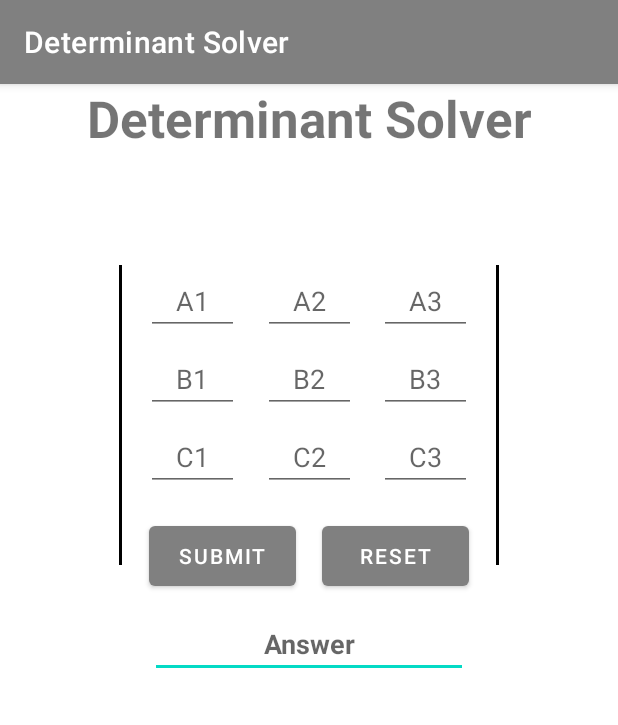
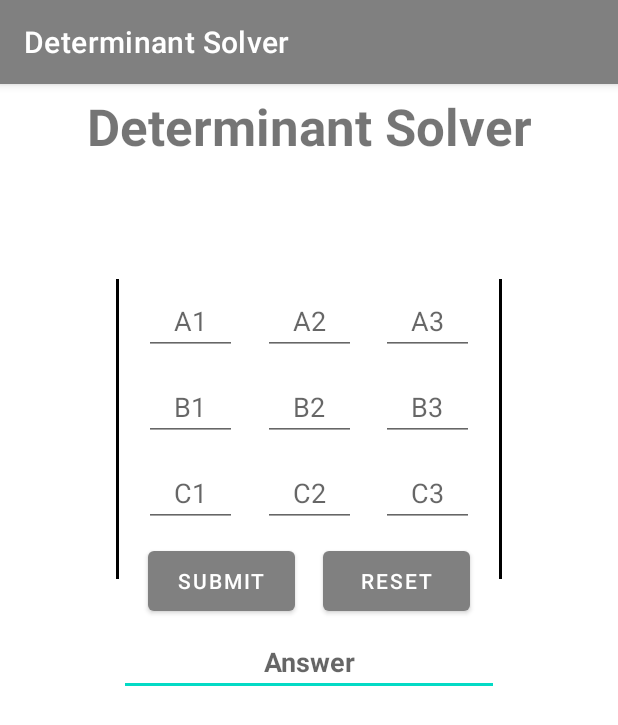
Before and after one commit to Avirup281206/DeterminantSolver, an Android app: the screen it shows after launch (MainActivity), after a tap on "RESET", on a phone screen of 412 x 824 dp. Shown: the top 725 px of the screen. Run offline under Robolectric (Android 15) with nearby library versions, the phone set to English and light mode, and no system bars.

Commit message:
Some code cleanup

```diff
--- a/app/src/main/AndroidManifest.xml
+++ b/app/src/main/AndroidManifest.xml
@@ -13,19 +13,23 @@
         android:supportsRtl="true"
         android:theme="@style/Theme.DeterminantSolver"
         tools:targetApi="31">
+
         <activity
             android:name=".MainActivity"
             android:exported="true"
             android:screenOrientation="portrait"
             tools:ignore="LockedOrientationActivity">
+
             <intent-filter>
                 <action android:name="android.intent.action.MAIN" />
 
                 <category android:name="android.intent.category.LAUNCHER" />
             </intent-filter>
+
         </activity>
 
         <profileable android:shell="true"/>
+
     </application>
 
 </manifest>
--- a/app/src/main/java/com/example/determinantsolver/MainActivity.java
+++ b/app/src/main/java/com/example/determinantsolver/MainActivity.java
@@ -1,6 +1,4 @@
 package com.example.determinantsolver;
-
-import androidx.appcompat.app.AppCompatActivity;
 
 import android.content.res.Configuration;
 import android.os.Bundle;
@@ -9,9 +7,14 @@ import android.view.View;
 import android.widget.EditText;
 import android.widget.TextView;
 
+import androidx.appcompat.app.AppCompatActivity;
+
 import java.util.Objects;
 
 public class MainActivity extends AppCompatActivity {
+
+    private EditText field_a1, field_a2, field_a3, field_b1, field_b2, field_b3, field_c1, field_c2, field_c3, field_answer;
+    private TextView text_solution;
 
     @Override
     protected void onCreate(Bundle savedInstanceState) {
@@ -24,20 +27,22 @@ public class MainActivity extends AppCompatActivity {
         metrics.scaledDensity = configuration.fontScale * metrics.density;
         getBaseContext().getResources().updateConfiguration(configuration, metrics);
         setContentView(R.layout.activity_main);
+        field_a1 = findViewById(R.id.text_a1);
+        field_a2 = findViewById(R.id.text_a2);
+        field_a3 = findViewById(R.id.text_a3);
+        field_b1 = findViewById(R.id.text_b1);
+        field_b2 = findViewById(R.id.text_b2);
+        field_b3 = findViewById(R.id.text_b3);
+        field_c1 = findViewById(R.id.text_c1);
+        field_c2 = findViewById(R.id.text_c2);
+        field_c3 = findViewById(R.id.text_c3);
+        field_answer = findViewById(R.id.text_answer);
+        text_solution = findViewById(R.id.text_solution);
     }
 
     public void solve(View view){
         TextView label_numberFormatException = findViewById(R.id.text_numberFormatException);
         try {
-            EditText field_a1 = findViewById(R.id.text_a1),
-                    field_a2 = findViewById(R.id.text_a2),
-                    field_a3 = findViewById(R.id.text_a3),
-                    field_b1 = findViewById(R.id.text_b1),
-                    field_b2 = findViewById(R.id.text_b2),
-                    field_b3 = findViewById(R.id.text_b3),
-                    field_c1 = findViewById(R.id.text_c1),
-                    field_c2 = findViewById(R.id.text_c2),
-                    field_c3 = findViewById(R.id.text_c3);
             if (Objects.equals(field_a1.getText().toString(), "") || Objects.equals(field_a2.getText().toString(), "") || Objects.equals(field_a3.getText().toString(), "") || Objects.equals(field_b1.getText().toString(), "") || Objects.equals(field_b2.getText().toString(), "") || Objects.equals(field_b3.getText().toString(), "") || Objects.equals(field_c1.getText().toString(), "") || Objects.equals(field_c2.getText().toString(), "") || Objects.equals(field_c3.getText().toString(), ""))
                 return;
             double field_a1_value = Double.parseDouble(field_a1.getText().toString()),
@@ -57,7 +62,6 @@ public class MainActivity extends AppCompatActivity {
 
             String result_string = String.valueOf(Double.valueOf(result));
 
-            EditText field_answer = findViewById(R.id.text_answer);
             field_answer.setText(result_string);
 
             String solution = """
@@ -74,25 +78,15 @@ public class MainActivity extends AppCompatActivity {
                     .replace("$field_c1_value", String.valueOf(field_c1_value))
                     .replace("$field_c2_value", String.valueOf(field_c2_value))
                     .replace("$field_c3_value", String.valueOf(field_c3_value));
-            ((TextView)findViewById(R.id.text_solution)).setText(solution);
+            text_solution.setText(solution);
             label_numberFormatException.setVisibility(View.INVISIBLE);
-        }catch(NumberFormatException e){
-            ((TextView)findViewById(R.id.text_solution)).setText("");
+        }catch(Exception e){
+            text_solution.setText("");
             label_numberFormatException.setVisibility(View.VISIBLE);
         }
     }
 
     public void reset(View view){
-        EditText field_a1 = findViewById(R.id.text_a1),
-                field_a2 = findViewById(R.id.text_a2),
-                field_a3 = findViewById(R.id.text_a3),
-                field_b1 = findViewById(R.id.text_b1),
-                field_b2 = findViewById(R.id.text_b2),
-                field_b3 = findViewById(R.id.text_b3),
-                field_c1 = findViewById(R.id.text_c1),
-                field_c2 = findViewById(R.id.text_c2),
-                field_c3 = findViewById(R.id.text_c3),
-                field_answer = findViewById(R.id.text_answer);
         field_a1.setText("");
         field_a2.setText("");
         field_a3.setText("");
@@ -103,7 +97,7 @@ public class MainActivity extends AppCompatActivity {
         field_c2.setText("");
         field_c3.setText("");
         field_answer.setText("");
+        text_solution.setText("");
         findViewById(R.id.text_numberFormatException).setVisibility(View.INVISIBLE);
-        ((TextView)findViewById(R.id.text_solution)).setText("");
     }
 }
--- a/app/src/main/res/layout/activity_main.xml
+++ b/app/src/main/res/layout/activity_main.xml
@@ -5,6 +5,7 @@
         tools:layout_editor_absoluteX="0dp"
         tools:layout_editor_absoluteY="0dp"
         android:fillViewport="true"
+        android:scrollbars="none"
         xmlns:android="http://schemas.android.com/apk/res/android"
         xmlns:app="http://schemas.android.com/apk/res-auto"
         xmlns:tools="http://schemas.android.com/tools"
@@ -12,45 +13,56 @@
 
         <androidx.constraintlayout.widget.ConstraintLayout
             android:layout_width="match_parent"
-                android:layout_height="match_parent">
+            android:layout_height="wrap_content">
 
                 <TextView
                     android:id="@+id/textView"
                     android:layout_width="match_parent"
                     android:layout_height="wrap_content"
+                    android:layout_marginTop="5dp"
                     android:text="@string/top_label_name"
                     android:textAlignment="center"
                     android:textSize="34sp"
                     android:textStyle="bold"
                     app:layout_constraintEnd_toEndOf="parent"
+                    app:layout_constraintHorizontal_bias="1.0"
                     app:layout_constraintStart_toStartOf="parent"
                     app:layout_constraintTop_toTopOf="parent" />
+
+                <androidx.constraintlayout.widget.ConstraintLayout
+                    android:id="@+id/constraintLayout"
+                    android:layout_width="308dp"
+                    android:layout_height="300dp"
+                    android:layout_marginTop="60dp"
+                    app:layout_constraintEnd_toEndOf="parent"
+                    app:layout_constraintStart_toStartOf="parent"
+                    app:layout_constraintTop_toBottomOf="@+id/textView">
 
                         <View
                             android:id="@+id/view2"
                             android:layout_width="2dp"
                             android:layout_height="200dp"
-                    android:layout_marginTop="75dp"
-                    android:layout_marginEnd="79dp"
+                            android:layout_marginTop="19dp"
+                            android:layout_marginEnd="25dp"
                             android:background="#000000"
                             app:layout_constraintEnd_toEndOf="parent"
-                    app:layout_constraintTop_toBottomOf="@+id/textView" />
+                            app:layout_constraintTop_toTopOf="parent" />
 
                         <View
                             android:id="@+id/view"
                             android:layout_width="2dp"
                             android:layout_height="200dp"
-                    android:layout_marginStart="79dp"
-                    android:layout_marginTop="75dp"
+                            android:layout_marginStart="25dp"
+                            android:layout_marginTop="19dp"
                             android:background="#000000"
                             app:layout_constraintStart_toStartOf="parent"
-                    app:layout_constraintTop_toBottomOf="@+id/textView" />
+                            app:layout_constraintTop_toTopOf="parent" />
 
                         <EditText
                             android:id="@+id/text_a1"
                             android:layout_width="62dp"
                             android:layout_height="42dp"
-                    android:layout_marginTop="80dp"
+                            android:layout_marginTop="28dp"
                             android:ems="10"
                             android:hint="@string/field_a1_hint"
                             android:importantForAutofill="no"
@@ -59,7 +71,7 @@
                             app:layout_constraintEnd_toStartOf="@+id/text_a2"
                             app:layout_constraintHorizontal_bias="0.5"
                             app:layout_constraintStart_toEndOf="@+id/view"
-                    app:layout_constraintTop_toBottomOf="@+id/textView" />
+                            app:layout_constraintTop_toTopOf="parent" />
 
                         <EditText
                             android:id="@+id/text_a2"
@@ -93,7 +105,7 @@
                             android:id="@+id/text_b1"
                             android:layout_width="62dp"
                             android:layout_height="42dp"
-                    android:layout_marginTop="10dp"
+                            android:layout_marginTop="15dp"
                             android:ems="10"
                             android:hint="@string/field_b1_hint"
                             android:importantForAutofill="no"
@@ -136,7 +148,7 @@
                             android:id="@+id/text_c1"
                             android:layout_width="62dp"
                             android:layout_height="42dp"
-                    android:layout_marginTop="10dp"
+                            android:layout_marginTop="15dp"
                             android:ems="10"
                             android:hint="@string/field_c1_hint"
                             android:importantForAutofill="no"
@@ -179,7 +191,7 @@
                             android:id="@+id/button"
                             android:layout_width="98dp"
                             android:layout_height="52dp"
-                    android:layout_marginTop="17dp"
+                            android:layout_marginTop="10dp"
                             android:onClick="solve"
                             android:text="@string/submit_text"
                             app:layout_constraintEnd_toStartOf="@+id/button2"
@@ -202,9 +214,7 @@
                             android:id="@+id/text_answer"
                             android:layout_width="0dp"
                             android:layout_height="wrap_content"
-                    android:layout_marginStart="100dp"
-                    android:layout_marginTop="10dp"
-                    android:layout_marginEnd="100dp"
+                            android:layout_marginTop="5dp"
                             android:clickable="false"
                             android:editable="false"
                             android:ems="10"
@@ -213,9 +223,11 @@
                             android:importantForAutofill="no"
                             android:textAlignment="center"
                             android:textStyle="bold"
-                    app:layout_constraintEnd_toEndOf="parent"
-                    app:layout_constraintStart_toStartOf="parent"
+                            android:isScrollContainer="true"
+                            app:layout_constraintEnd_toStartOf="@+id/view2"
+                            app:layout_constraintStart_toEndOf="@+id/view"
                             app:layout_constraintTop_toBottomOf="@+id/button" />
+                </androidx.constraintlayout.widget.ConstraintLayout>
 
                 <TextView
                     android:id="@+id/text_numberFormatException"
@@ -228,16 +240,18 @@
                     android:textSize="16sp"
                     android:visibility="invisible"
                     app:layout_constraintEnd_toEndOf="parent"
+                    app:layout_constraintHorizontal_bias="1.0"
                     app:layout_constraintStart_toStartOf="parent"
-                    app:layout_constraintTop_toBottomOf="@+id/text_answer" />
+                    app:layout_constraintTop_toBottomOf="@+id/constraintLayout" />
 
                 <ScrollView
                     android:layout_width="match_parent"
                     android:layout_height="148dp"
                     android:layout_marginTop="10dp"
                     app:layout_constraintEnd_toEndOf="parent"
+                    app:layout_constraintHorizontal_bias="0.0"
                     app:layout_constraintStart_toStartOf="parent"
-                    app:layout_constraintTop_toBottomOf="@+id/text_answer">
+                    app:layout_constraintTop_toBottomOf="@+id/constraintLayout">
 
                         <TextView
                             android:id="@+id/text_solution"
@@ -247,6 +261,7 @@
                             android:textSize="16sp"
                             android:textStyle="italic" />
                 </ScrollView>
+
         </androidx.constraintlayout.widget.ConstraintLayout>
 
     </ScrollView>
```
Lines whose indentation alone changed are shown as unchanged.
